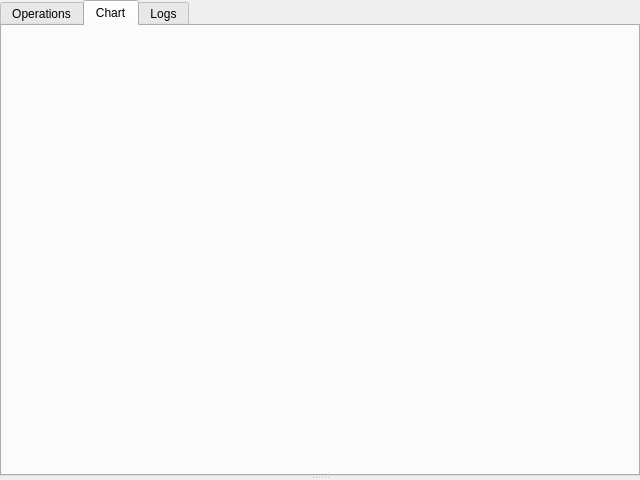
Above: app/src/widgets/decisionmakerwidget/decisionmakerwidget.ui from Gris87/TInvestor before the change. Below: the same form after it.
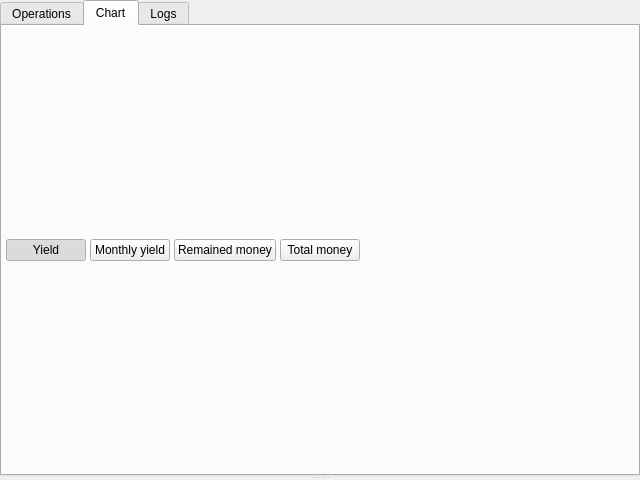
That is the form after the change. The open tabs and pages were chosen to show the change.

Patch:
```diff
--- a/app/src/widgets/decisionmakerwidget/decisionmakerwidget.ui
+++ b/app/src/widgets/decisionmakerwidget/decisionmakerwidget.ui
@@ -91,6 +91,78 @@
           </property>
          </layout>
         </item>
+        <item>
+         <layout class="QHBoxLayout" name="horizontalLayout">
+          <property name="spacing">
+           <number>4</number>
+          </property>
+          <item>
+           <widget class="QPushButton" name="yieldButton">
+            <property name="text">
+             <string>Yield</string>
+            </property>
+            <property name="checkable">
+             <bool>true</bool>
+            </property>
+            <property name="checked">
+             <bool>true</bool>
+            </property>
+           </widget>
+          </item>
+          <item>
+           <widget class="QPushButton" name="monthlyYieldButton">
+            <property name="text">
+             <string>Monthly yield</string>
+            </property>
+            <property name="checkable">
+             <bool>true</bool>
+            </property>
+            <property name="checked">
+             <bool>false</bool>
+            </property>
+           </widget>
+          </item>
+          <item>
+           <widget class="QPushButton" name="remainedMoneyButton">
+            <property name="text">
+             <string>Remained money</string>
+            </property>
+            <property name="checkable">
+             <bool>true</bool>
+            </property>
+            <property name="checked">
+             <bool>false</bool>
+            </property>
+           </widget>
+          </item>
+          <item>
+           <widget class="QPushButton" name="totalMoneyButton">
+            <property name="text">
+             <string>Total money</string>
+            </property>
+            <property name="checkable">
+             <bool>true</bool>
+            </property>
+            <property name="checked">
+             <bool>false</bool>
+            </property>
+           </widget>
+          </item>
+          <item>
+           <spacer name="horizontalSpacer">
+            <property name="orientation">
+             <enum>Qt::Orientation::Horizontal</enum>
+            </property>
+            <property name="sizeHint" stdset="0">
+             <size>
+              <width>40</width>
+              <height>20</height>
+             </size>
+            </property>
+           </spacer>
+          </item>
+         </layout>
+        </item>
        </layout>
       </widget>
       <widget class="QWidget" name="logsTab">
```
